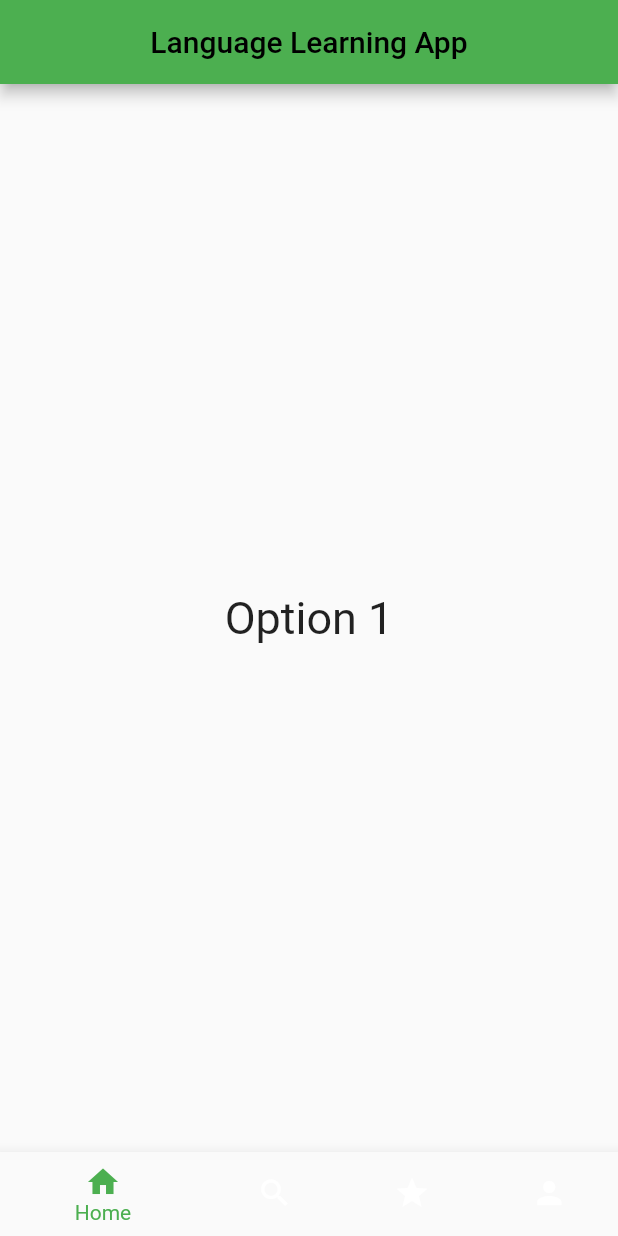
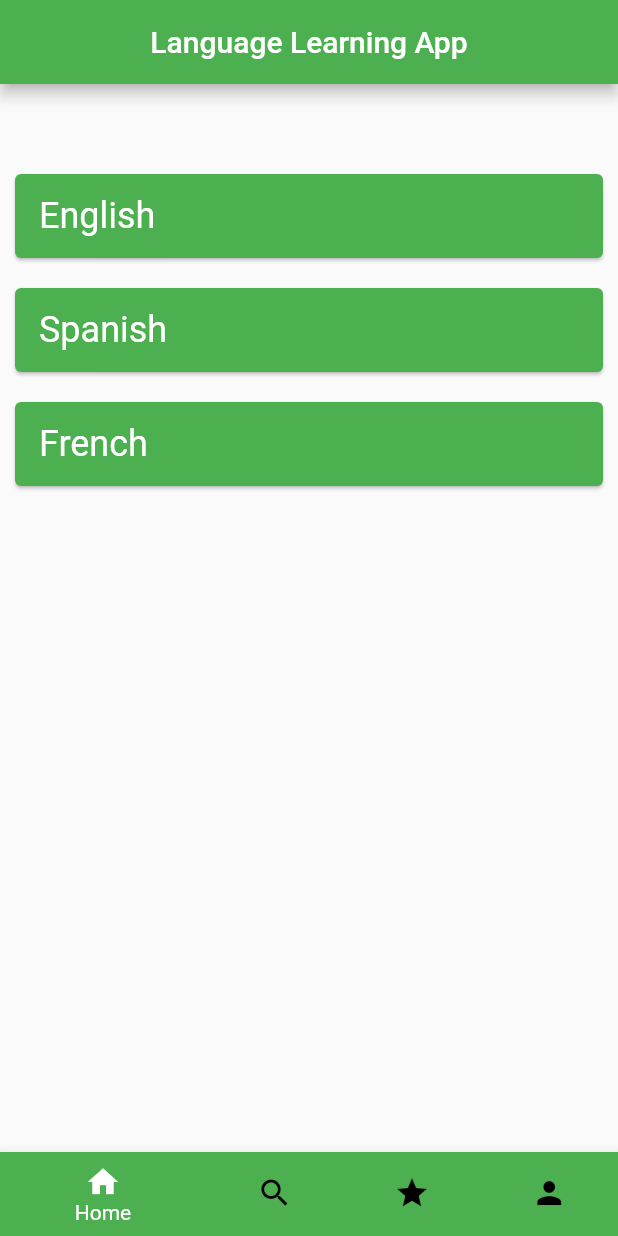
Before and after one commit to Shashankcode9/project-BDCOE, a Flutter app: the screen it shows after launch, on a phone screen of 412 x 824 dp. Run offline on Flutter 3.47's test engine with Material 2 defaults, Android fonts, the light colour scheme and no system bars.

Commit message:
commit in the lab

```diff
--- a/lib/main.dart
+++ b/lib/main.dart
@@ -1,5 +1,4 @@
 import 'package:flutter/material.dart';
-import 'profile.dart';
 
 void main() {
   runApp(MyLanguageApp());
@@ -12,11 +11,12 @@ class MyLanguageApp extends StatefulWidget {
 
 class _MyLanguageAppState extends State<MyLanguageApp> {
   int _selectedIndex = 0;
-  static List<Widget> _widgetOptions = <Widget>[
-    Text('Option 1', style: TextStyle(fontSize: 30)),
-    Text('Option 2', style: TextStyle(fontSize: 30)),
-    Text('Option 3', style: TextStyle(fontSize: 30)),
-    Text('Option 4', style: TextStyle(fontSize: 30)),
+
+  final List<Widget> _screens = [
+    HomeScreen(),
+    Option2Screen(),
+    QuizScreen(),
+    ProfileScreen(),
   ];
 
   void _onItemTapped(int index) {
@@ -30,40 +30,114 @@ class _MyLanguageAppState extends State<MyLanguageApp> {
     return MaterialApp(
       home: Scaffold(
         appBar: AppBar(
-          title:Center(
-            child: Text('Language Learning App',
-        style: TextStyle(
-        color: Colors.black,),),
-          ),
-          backgroundColor:Colors.green,
+          title: Center(child: Text('Language Learning App')),
+          backgroundColor: Colors.green, // Set the app bar color to green
         ),
-        body: Center(
-          child: _widgetOptions.elementAt(_selectedIndex),
-        ),
+        body: _screens[_selectedIndex],
         bottomNavigationBar: BottomNavigationBar(
           items: <BottomNavigationBarItem>[
             BottomNavigationBarItem(
               icon: Icon(Icons.home),
               label: 'Home',
+              backgroundColor: Colors.green,
             ),
             BottomNavigationBarItem(
               icon: Icon(Icons.search),
               label: 'Option2',
+              backgroundColor: Colors.green,
             ),
             BottomNavigationBarItem(
               icon: Icon(Icons.star),
               label: 'Quiz',
+              backgroundColor: Colors.green,
             ),
             BottomNavigationBarItem(
               icon: Icon(Icons.person),
               label: 'Profile',
+              backgroundColor: Colors.green,
             ),
           ],
           currentIndex: _selectedIndex,
-          selectedItemColor: Colors.green,
+          selectedItemColor: Colors.white,
+          unselectedItemColor: Colors.black,
           onTap: _onItemTapped,
         ),
       ),
     );
   }
 }
+
+class HomeScreen extends StatelessWidget {
+  // List of languages to display on cards
+  final List<String> languages = [
+    'English',
+    'Spanish',
+    'French',
+  ];
+
+  @override
+  Widget build(BuildContext context) {
+    return Scaffold(
+      body: Padding(
+        padding: const EdgeInsets.only(top: 50.0), //deepak-to add space between appbar and eng card widget
+        child: ListView.builder(
+          itemCount: languages.length,
+          itemBuilder: (context, index) {
+            return CardLanguageWidget(languages[index]);
+          },
+        ),
+      ),
+    );
+  }
+}
+
+class CardLanguageWidget extends StatelessWidget {
+  final String languageName;
+
+  CardLanguageWidget(this.languageName);
+
+  @override
+  Widget build(BuildContext context) {
+    return Card(
+      color: Colors.green, // Set the background color of the Card to green
+      margin: EdgeInsets.all(10),
+      child: ListTile(
+        title: Text(
+          languageName,
+          style: TextStyle(fontSize: 24.0, color: Colors.white), // Text color
+        ),
+
+        onTap: () {
+          // shashank- Add navigation logic if needed when a card is tapped
+        },
+      ),
+    );
+  }
+}
+
+class Option2Screen extends StatelessWidget {
+  @override
+  Widget build(BuildContext context) {
+    return Center(
+      child: Text('Option 2 Screen'),
+    );
+  }
+}
+
+class QuizScreen extends StatelessWidget {
+  @override
+  Widget build(BuildContext context) {
+    return Center(
+      child: Text('Quiz Screen'),
+    );
+  }
+}
+
+class ProfileScreen extends StatelessWidget {
+  @override
+  Widget build(BuildContext context) {
+    return Center(
+      child: Text('Profile Screen'),
+    );
+  }
+}
```
Also changed, not shown: lib/homescreen.dart (added), lib/option 2.dart (added), lib/quiz.dart (added).
